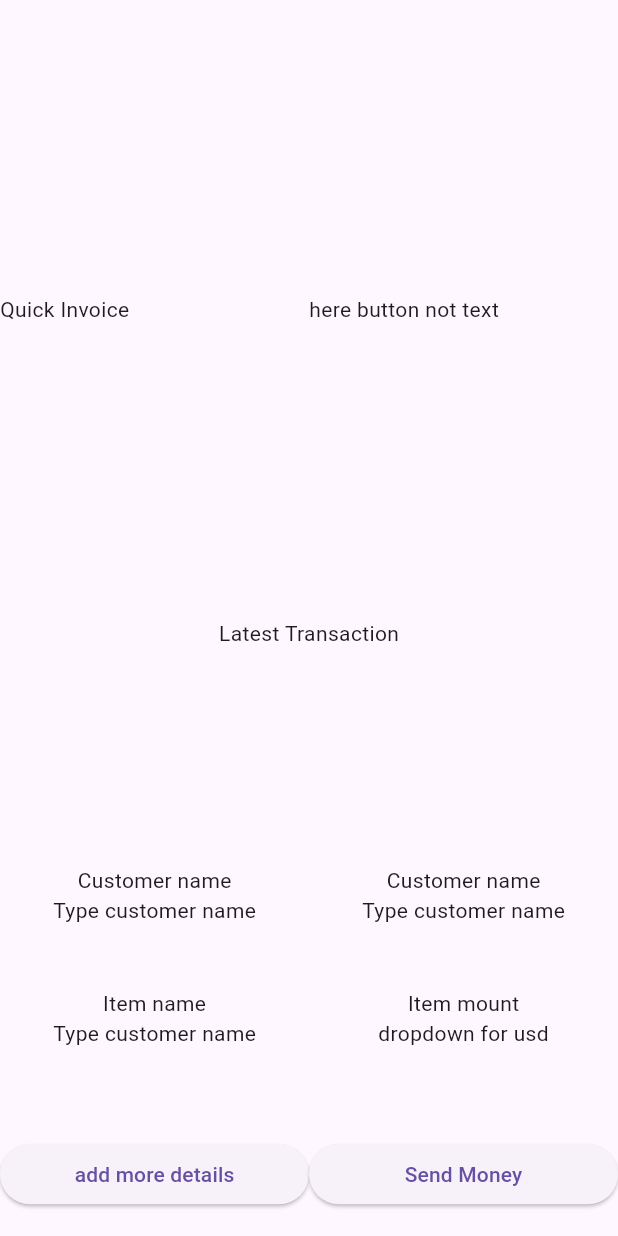
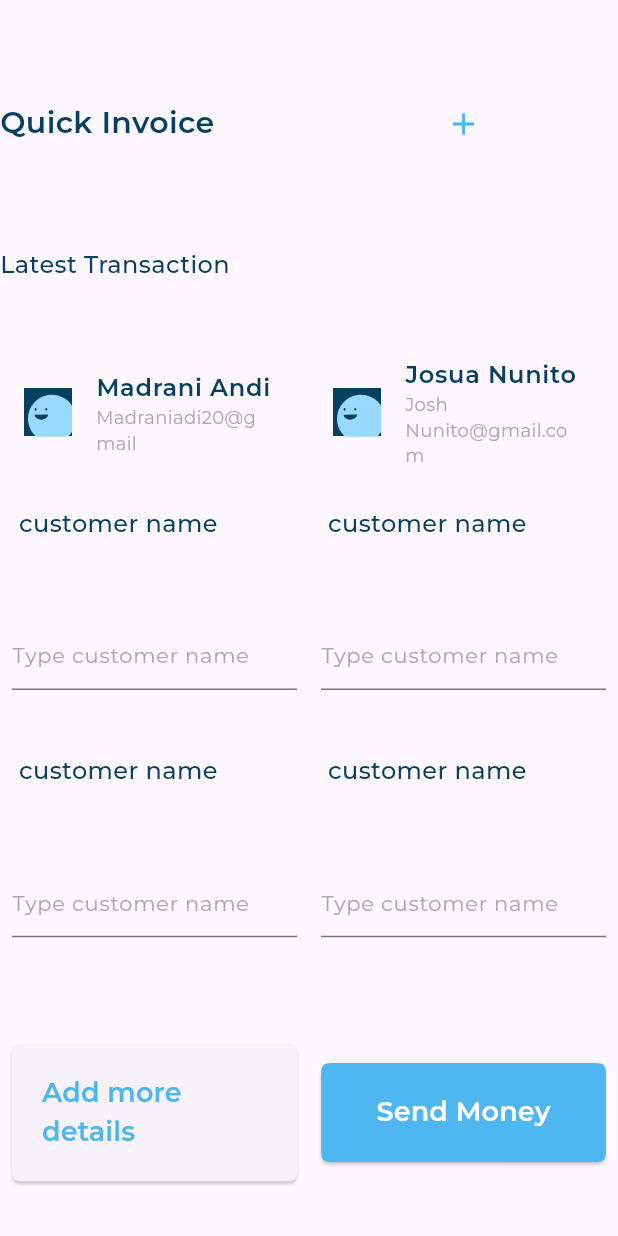
Before and after one commit to MahmoudRamadan22/responsive_ui, a Flutter app: the ColumnOfThirdItemOfExpansesLayout widget shown alone on an empty page, opened directly, on a phone screen of 412 x 824 dp. Run offline on Flutter 3.47's test engine with Material 3 defaults, Android fonts, the phone set to English and light mode, and no system bars; our stand-ins replace device_preview, flutter_svg.

Commit message:
mid part done

```diff
--- a/lib/resources/styles_manager.dart
+++ b/lib/resources/styles_manager.dart
@@ -67,4 +67,10 @@ class StylesManager {
     fontFamily: 'Montserrat',
     fontWeight: FontWeight.w600,
   );
+  static const TextStyle semiBoldStyleBlue18 = TextStyle(
+    color: Color(0xff4EB7F2),
+    fontSize: 18,
+    fontFamily: 'Montserrat',
+    fontWeight: FontWeight.w600,
+  );
 }
--- a/lib/widgets/column_od_third_item_of_expanses_layout.dart
+++ b/lib/widgets/column_od_third_item_of_expanses_layout.dart
@@ -1,4 +1,7 @@
 import 'package:flutter/material.dart';
+import 'package:flutter_svg/flutter_svg.dart';
+import 'package:responsive_text_design/resources/app_images.dart';
+import 'package:responsive_text_design/resources/styles_manager.dart';
 
 class ColumnOfThirdItemOfExpansesLayout extends StatelessWidget {
   const ColumnOfThirdItemOfExpansesLayout({super.key});
@@ -7,49 +10,102 @@ class ColumnOfThirdItemOfExpansesLayout extends StatelessWidget {
   Widget build(BuildContext context) {
     return Column(
       children: [
+        Expanded(flex: 1, child: QuickInvoiceHeadLine()),
         Expanded(
+          flex: 4,
           child: SizedBox(
-            child: Row(
+            child: Column(
+              crossAxisAlignment: CrossAxisAlignment.start,
               children: [
-                Expanded(child: Text('Quick Invoice')),
-                Expanded(child: Text("here button not text")),
+                Expanded(flex: 2, child: LatestTransaction()),
+                Expanded(flex: 2, child: CustomerNameField()),
+                Expanded(flex: 2, child: CustomerNameField()),
+                Expanded(flex: 2, child: LastButtons()),
               ],
             ),
           ),
         ),
-        Expanded(
-          child: Column(
-            children: [
-              Expanded(child: Text("Latest Transaction")),
-              Expanded(
-                child: SizedBox(
+      ],
+    );
+  }
+}
+
+class LastButtons extends StatelessWidget {
+  const LastButtons({super.key});
+
+  @override
+  Widget build(BuildContext context) {
+    return SizedBox(
       child: Row(
         children: [
-                      Expanded(child: ListTile()),
-                      Expanded(child: ListTile()),
-                      Expanded(child: ListTile()),
-                    ],
+          Expanded(
+            child: Padding(
+              padding: const EdgeInsets.all(8.0),
+              child: ElevatedButton(
+                style: ElevatedButton.styleFrom(
+                  padding: EdgeInsets.all(20),
+                  shape: ContinuousRectangleBorder(
+                    borderRadius: BorderRadiusGeometry.circular(12),
+                  ),
+                ),
+                onPressed: () {},
+                child: Text(
+                  "Add more details",
+                  style: StylesManager.semiBoldStyleBlue18,
+                ),
               ),
             ),
           ),
           Expanded(
-                child: SizedBox(
+            child: Padding(
+              padding: const EdgeInsets.all(8.0),
+              child: ElevatedButton(
+                style: ElevatedButton.styleFrom(
+                  padding: EdgeInsets.all(20),
+                  backgroundColor: Color(0xff4EB7F2),
+                  shape: ContinuousRectangleBorder(
+                    borderRadius: BorderRadiusGeometry.circular(12),
+                  ),
+                ),
+                onPressed: () {},
+                child: Text("Send Money", style: StylesManager.semiBoldStyle18),
+              ),
+            ),
+          ),
+        ],
+      ),
+    );
+  }
+}
+
+class CustomerNameField extends StatelessWidget {
+  const CustomerNameField({super.key});
+
+  @override
+  Widget build(BuildContext context) {
+    return SizedBox(
       child: Row(
+        mainAxisAlignment: MainAxisAlignment.start,
         children: [
           Expanded(
+            child: Padding(
+              padding: const EdgeInsets.all(8.0),
               child: Column(
+                crossAxisAlignment: CrossAxisAlignment.start,
                 children: [
-                            Text("Customer name"),
-                            Text("Type customer name"),
-                          ],
+                  Expanded(
+                    child: Text(
+                      " customer name",
+                      style: StylesManager.styleMedium16,
                     ),
                   ),
                   Expanded(
-                        child: Column(
-                          children: [
-                            Text("Customer name"),
-                            Text("Type customer name"),
-                          ],
+                    child: TextField(
+                      decoration: InputDecoration(
+                        hintText: "Type customer name",
+                        hintStyle: StylesManager.styleRegular14,
+                      ),
+                      style: StylesManager.styleMedium16,
                     ),
                   ),
                 ],
@@ -57,43 +113,25 @@ class ColumnOfThirdItemOfExpansesLayout extends StatelessWidget {
             ),
           ),
           Expanded(
-                child: SizedBox(
-                  child: Row(
+            child: Padding(
+              padding: const EdgeInsets.all(8.0),
+              child: Column(
+                crossAxisAlignment: CrossAxisAlignment.start,
+                mainAxisAlignment: MainAxisAlignment.start,
                 children: [
                   Expanded(
-                        child: Column(
-                          children: [
-                            Text("Item name"),
-                            Text("Type customer name"),
-                          ],
+                    child: Text(
+                      " customer name",
+                      style: StylesManager.styleMedium16,
                     ),
                   ),
                   Expanded(
-                        child: Column(
-                          children: [
-                            Text("Item mount"),
-                            Text("dropdown for usd"),
-                          ],
+                    child: TextField(
+                      decoration: InputDecoration(
+                        hintText: "Type customer name",
+                        hintStyle: StylesManager.styleRegular14,
                       ),
-                      ),
-                    ],
-                  ),
-                ),
-              ),
-              Expanded(
-                child: SizedBox(
-                  child: Row(
-                    children: [
-                      Expanded(
-                        child: ElevatedButton(
-                          onPressed: () {},
-                          child: Text("add more details"),
-                        ),
-                      ),
-                      Expanded(
-                        child: ElevatedButton(
-                          onPressed: () {},
-                          child: Text("Send Money"),
+                      style: StylesManager.styleMedium16,
                     ),
                   ),
                 ],
@@ -102,8 +140,80 @@ class ColumnOfThirdItemOfExpansesLayout extends StatelessWidget {
           ),
         ],
       ),
-        ),
-      ],
     );
   }
 }
+
+class LatestTransaction extends StatelessWidget {
+  const LatestTransaction({super.key});
+
+  @override
+  Widget build(BuildContext context) {
+    return SizedBox(
+      child: Column(
+        crossAxisAlignment: CrossAxisAlignment.start,
+        children: [
+          Expanded(
+            flex: 1,
+
+            child: Text(
+              "Latest Transaction",
+              style: StylesManager.styleMedium16,
+            ),
+          ),
+          Expanded(
+            flex: 2,
+            child: Row(
+              children: [
+                Expanded(
+                  child: ListTile(
+                    leading: SvgPicture.asset(Assets.assetsImagesGroup),
+                    title: Text(
+                      "Madrani Andi",
+                      style: StylesManager.semiBoldStyle16,
+                    ),
+                    subtitle: Text(
+                      'Madraniadi20@gmail',
+                      style: StylesManager.styleRegular12,
+                    ),
+                  ),
+                ),
+                Expanded(
+                  child: ListTile(
+                    leading: SvgPicture.asset(Assets.assetsImagesGroup),
+                    title: Text(
+                      "Josua Nunito",
+                      style: StylesManager.semiBoldStyle16,
+                    ),
+                    subtitle: Text(
+                      'Josh Nunito@gmail.com',
+                      style: StylesManager.styleRegular12,
+                    ),
+                  ),
+                ),
+              ],
+            ),
+          ),
+        ],
+      ),
+    );
+  }
+}
+
+class QuickInvoiceHeadLine extends StatelessWidget {
+  const QuickInvoiceHeadLine({super.key});
+
+  @override
+  Widget build(BuildContext context) {
+    return SizedBox(
+      child: Row(
+        children: [
+          Expanded(
+            child: Text('Quick Invoice', style: StylesManager.semiBoldStyle20),
+          ),
+          Expanded(child: Icon(Icons.add, color: Color(0xff4EB7F2))),
+        ],
+      ),
+    );
+  }
+}
--- a/lib/widgets/expanses_mid_row.dart
+++ b/lib/widgets/expanses_mid_row.dart
@@ -113,11 +113,17 @@ class ExpansesCard extends StatelessWidget {
                   child: Column(
                     mainAxisAlignment: MainAxisAlignment.end,
                     children: [
-                      Text(type, style: StylesManager.semiBoldStyle16),
-                      Text(date, style: StylesManager.styleRegular14),
-                      Text(
-                        '\$$price',
-                        style: StylesManager.semiBoldStyleWhite24,
+                      Flexible(
+                        child: Text(type, style: StylesManager.semiBoldStyle16),
+                      ),
+                      Flexible(
+                        child: Text(date, style: StylesManager.styleRegular14),
+                      ),
+                      Flexible(
+                        child: Text(
+                          '\$$price',
+                          style: StylesManager.semiBoldStyleWhite24,
+                        ),
                       ),
                     ],
                   ),
```
Lines whose indentation alone changed are shown as unchanged.
